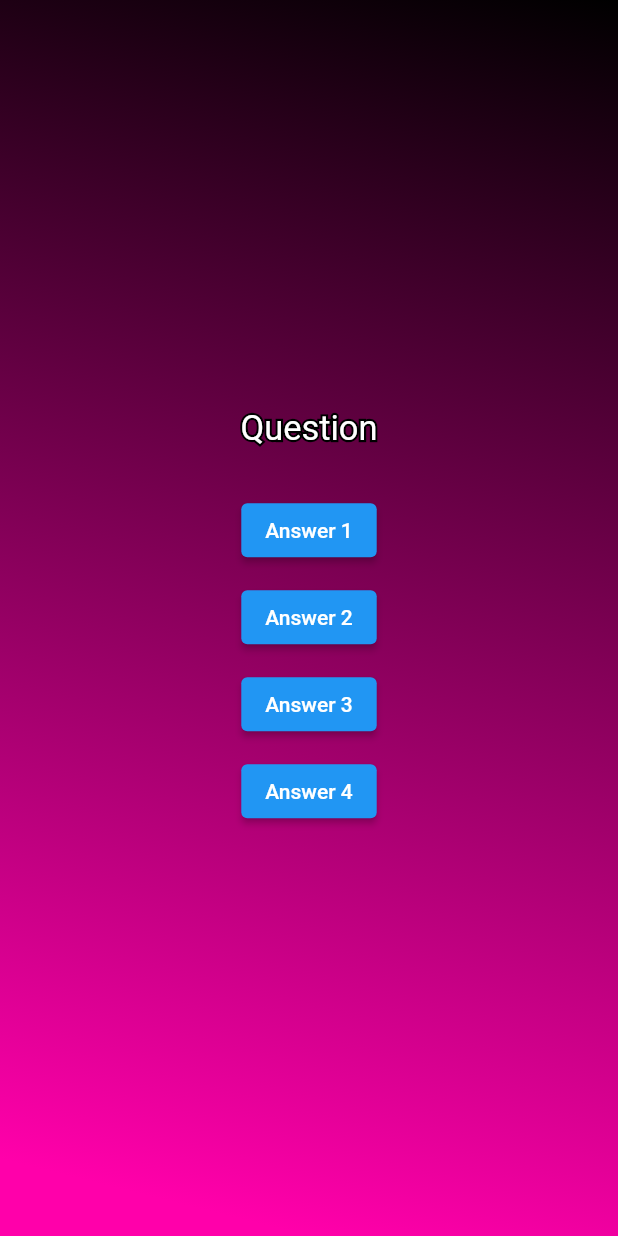
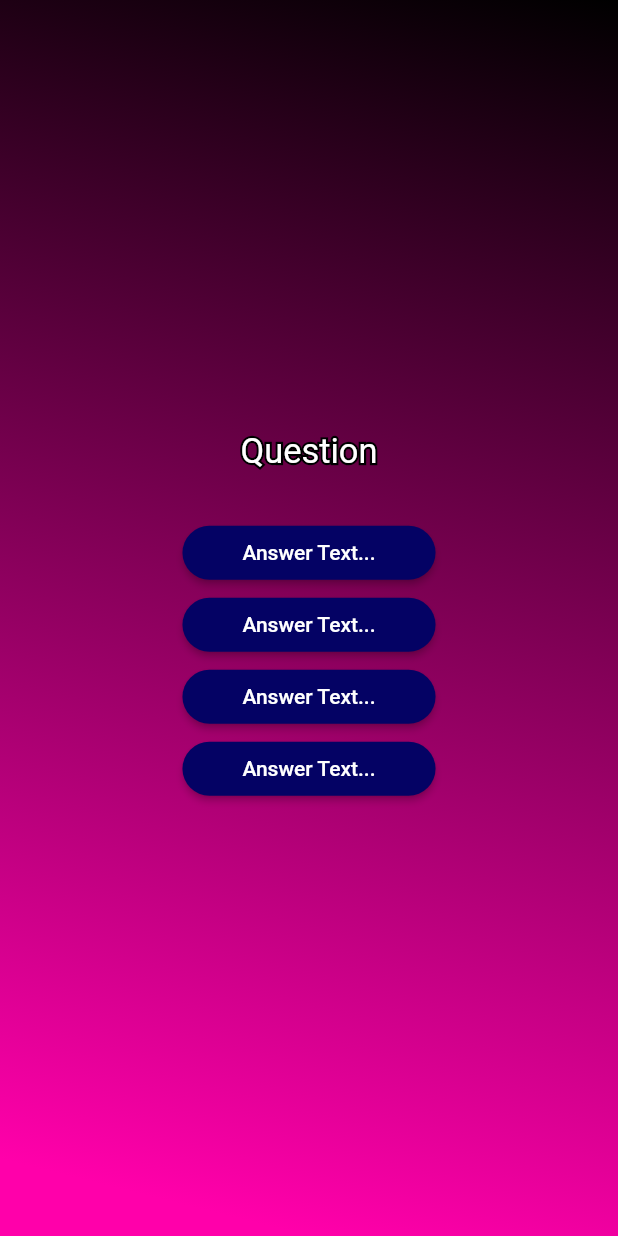
Before and after one commit to NeverHappyStudios/applicantOasis, a Flutter app: the screen it shows after launch, after a tap on "Press the button", on a phone screen of 412 x 824 dp. Run offline on Flutter 3.47's test engine with Material 2 defaults, Android fonts, the phone set to English and light mode, and no system bars.

Commit message:
Added a generative answer_button.dart

```diff
--- /dev/null
+++ b/lib/answer_button.dart
@@ -0,0 +1,31 @@
+import 'package:flutter/material.dart';
+
+class AnswerButton extends StatelessWidget {
+  const AnswerButton({
+    super.key,
+    required this.answerText,
+    required this.onTap,
+  });
+
+  final String answerText;
+  final void Function() onTap;
+
+  @override
+  Widget build(BuildContext context) {
+    return ElevatedButton(
+      onPressed: () {},
+      style: ElevatedButton.styleFrom(
+        padding: const EdgeInsets.symmetric(
+          vertical: 10,
+          horizontal: 40,
+        ),
+        backgroundColor: const Color.fromARGB(255, 4, 2, 100),
+        foregroundColor: Colors.white,
+        shape: RoundedRectangleBorder(
+          borderRadius: BorderRadius.circular(23),
+        ),
+      ),
+      child: Text(answerText),
+    );
+  }
+}
--- a/lib/questions_screen.dart
+++ b/lib/questions_screen.dart
@@ -1,4 +1,6 @@
 import 'package:flutter/material.dart';
+
+import 'package:adv_basics/answer_button.dart';
 
 class QuestionsScreen extends StatefulWidget {
   const QuestionsScreen({super.key});
@@ -35,24 +37,21 @@ class _QuestionsScreenState extends State<QuestionsScreen> {
           ],
         ),
         const SizedBox(height: 30),
-        ElevatedButton(
-          onPressed: () {},
-          child: const Text('Answer 1'),
+        AnswerButton(
+          answerText: 'Answer Text...',
+          onTap: () {},
         ),
-        const SizedBox(height: 10),
-        ElevatedButton(
-          onPressed: () {},
-          child: const Text('Answer 2'),
+        AnswerButton(
+          answerText: 'Answer Text...',
+          onTap: () {},
         ),
-        const SizedBox(height: 10),
-        ElevatedButton(
-          onPressed: () {},
-          child: const Text('Answer 3'),
+        AnswerButton(
+          answerText: 'Answer Text...',
+          onTap: () {},
         ),
-        const SizedBox(height: 10),
-        ElevatedButton(
-          onPressed: () {},
-          child: const Text('Answer 4'),
+        AnswerButton(
+          answerText: 'Answer Text...',
+          onTap: () {},
         ),
       ],
     );
```
